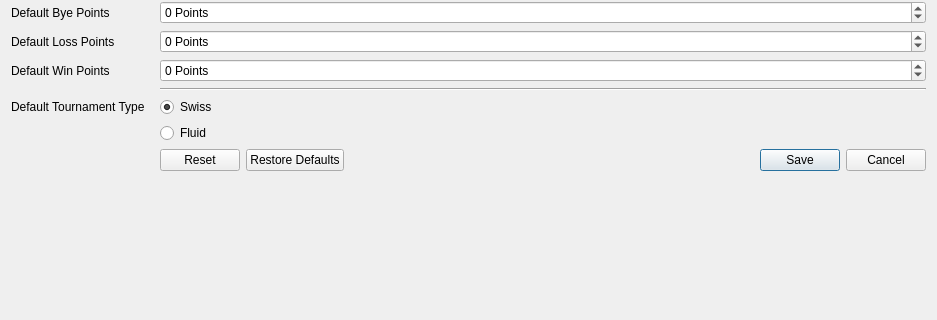
Old version of the form src/ui/menubar/file/settingtab.ui in the repository SquireTournamentServices/SquireDesktop; both pictures show x 0 to 937 and y 134 to 454 of the 937 by 592 pixel window.
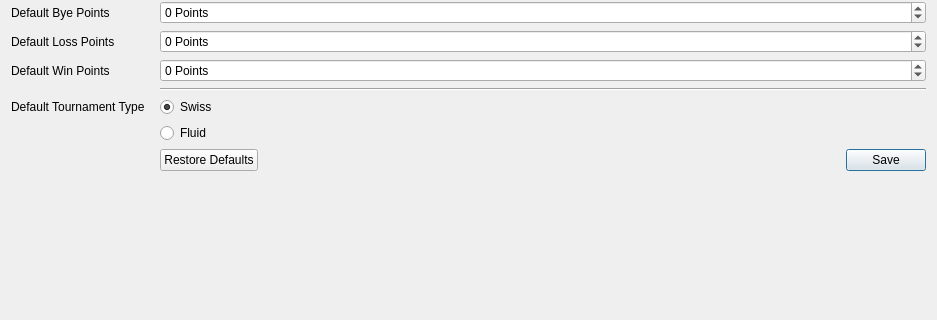
New version of the form. Icons and pictures are not drawn.

```diff
--- a/src/ui/menubar/file/settingtab.ui
+++ b/src/ui/menubar/file/settingtab.ui
@@ -167,7 +167,7 @@
    <item row="16" column="1">
     <widget class="QDialogButtonBox" name="buttonBox">
      <property name="standardButtons">
-      <set>QDialogButtonBox::Cancel|QDialogButtonBox::Reset|QDialogButtonBox::RestoreDefaults|QDialogButtonBox::Save</set>
+      <set>QDialogButtonBox::RestoreDefaults|QDialogButtonBox::Save</set>
      </property>
     </widget>
    </item>
```
